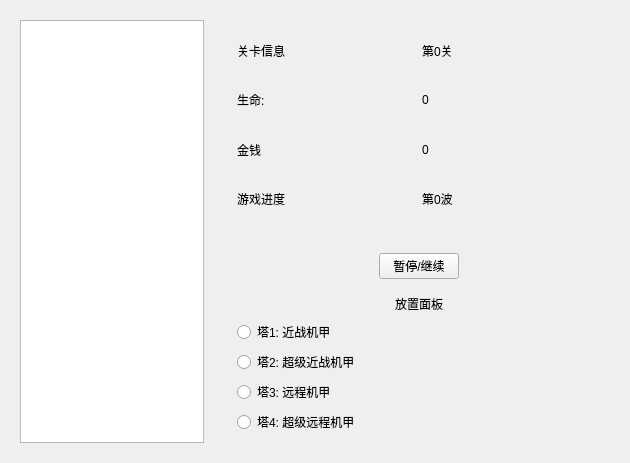
Before: the Qt Designer form TowerDefense/gamewindow.ui in yunzinan/TowerDefense, drawn with Qt 5.
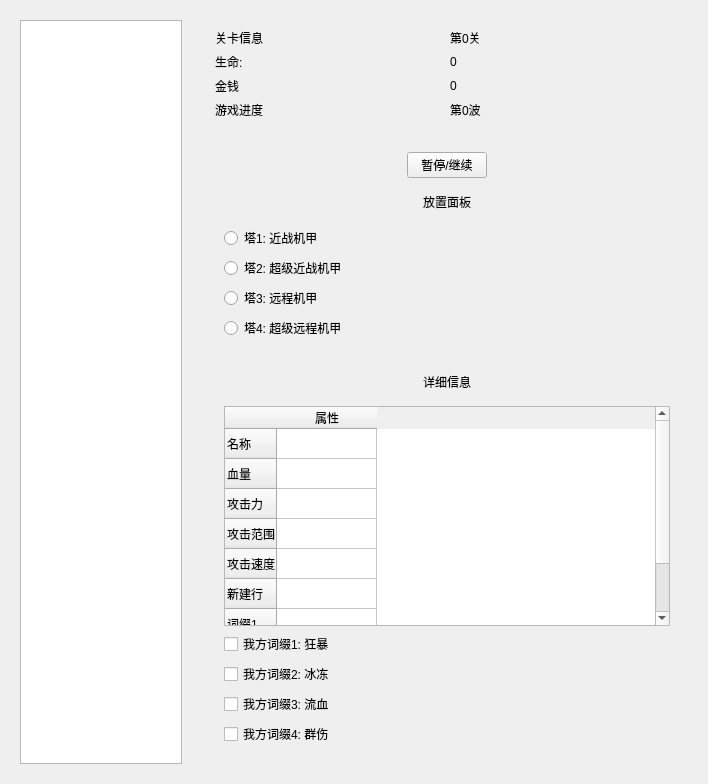
After: the same form once the commit is applied.

```diff
--- a/TowerDefense/gamewindow.ui
+++ b/TowerDefense/gamewindow.ui
@@ -6,19 +6,28 @@
    <rect>
     <x>0</x>
     <y>0</y>
-    <width>630</width>
-    <height>463</height>
+    <width>708</width>
+    <height>748</height>
    </rect>
   </property>
   <property name="windowTitle">
    <string>Form</string>
   </property>
   <layout class="QGridLayout" name="gridLayout_2">
+   <item row="0" column="0">
+    <widget class="QWidget" name="w_mainScene" native="true">
+     <layout class="QVBoxLayout" name="verticalLayout">
+      <item>
+       <widget class="QGraphicsView" name="graphicsView"/>
+      </item>
+     </layout>
+    </widget>
+   </item>
    <item row="0" column="1">
     <widget class="QWidget" name="widget_2" native="true">
      <property name="minimumSize">
       <size>
-       <width>400</width>
+       <width>500</width>
        <height>0</height>
       </size>
      </property>
@@ -31,6 +40,12 @@
      <layout class="QVBoxLayout" name="verticalLayout_2">
       <item>
        <widget class="QWidget" name="widget" native="true">
+        <property name="maximumSize">
+         <size>
+          <width>16777215</width>
+          <height>400</height>
+         </size>
+        </property>
         <layout class="QGridLayout" name="gridLayout">
          <item row="3" column="1">
           <widget class="QLabel" name="l_progress">
@@ -39,6 +54,27 @@
            </property>
           </widget>
          </item>
+         <item row="1" column="1">
+          <widget class="QLabel" name="l_hp">
+           <property name="text">
+            <string>0</string>
+           </property>
+          </widget>
+         </item>
+         <item row="1" column="0">
+          <widget class="QLabel" name="label_2">
+           <property name="text">
+            <string>生命:</string>
+           </property>
+          </widget>
+         </item>
+         <item row="2" column="0">
+          <widget class="QLabel" name="label_4">
+           <property name="text">
+            <string>金钱</string>
+           </property>
+          </widget>
+         </item>
          <item row="2" column="1">
           <widget class="QLabel" name="l_money">
            <property name="text">
@@ -53,13 +89,6 @@
            </property>
           </widget>
          </item>
-         <item row="2" column="0">
-          <widget class="QLabel" name="label_4">
-           <property name="text">
-            <string>金钱</string>
-           </property>
-          </widget>
-         </item>
          <item row="0" column="0">
           <widget class="QLabel" name="label">
            <property name="text">
@@ -67,13 +96,6 @@
            </property>
           </widget>
          </item>
-         <item row="1" column="0">
-          <widget class="QLabel" name="label_2">
-           <property name="text">
-            <string>生命:</string>
-           </property>
-          </widget>
-         </item>
          <item row="0" column="1">
           <widget class="QLabel" name="l_level">
            <property name="text">
@@ -81,28 +103,36 @@
            </property>
           </widget>
          </item>
-         <item row="1" column="1">
-          <widget class="QLabel" name="l_hp">
-           <property name="text">
-            <string>0</string>
-           </property>
-          </widget>
-         </item>
         </layout>
        </widget>
       </item>
       <item>
        <widget class="QWidget" name="widget_3" native="true">
         <layout class="QGridLayout" name="gridLayout_4">
-         <item row="2" column="0">
-          <widget class="QRadioButton" name="radioButton_1">
+         <item row="1" column="0">
+          <widget class="QLabel" name="label_5">
+           <property name="maximumSize">
+            <size>
+             <width>16777215</width>
+             <height>40</height>
+            </size>
+           </property>
            <property name="text">
-            <string>塔1: 近战机甲</string>
+            <string>放置面板</string>
+           </property>
+           <property name="alignment">
+            <set>Qt::AlignCenter</set>
            </property>
           </widget>
          </item>
          <item row="0" column="0">
           <widget class="QWidget" name="widget_4" native="true">
+           <property name="maximumSize">
+            <size>
+             <width>16777215</width>
+             <height>200</height>
+            </size>
+           </property>
            <layout class="QHBoxLayout" name="horizontalLayout">
             <item>
              <spacer name="horizontalSpacer">
@@ -140,48 +170,159 @@
            </layout>
           </widget>
          </item>
-         <item row="3" column="0">
-          <widget class="QRadioButton" name="radioButton_2">
-           <property name="text">
-            <string>塔2: 超级近战机甲</string>
+         <item row="2" column="0">
+          <widget class="QWidget" name="widget_5" native="true">
+           <property name="maximumSize">
+            <size>
+             <width>16777215</width>
+             <height>400</height>
+            </size>
            </property>
-          </widget>
-         </item>
-         <item row="1" column="0">
-          <widget class="QLabel" name="label_5">
-           <property name="text">
-            <string>放置面板</string>
-           </property>
-           <property name="alignment">
-            <set>Qt::AlignCenter</set>
-           </property>
-          </widget>
-         </item>
-         <item row="5" column="0">
-          <widget class="QRadioButton" name="radioButton_3">
-           <property name="text">
-            <string>塔3: 远程机甲</string>
-           </property>
-          </widget>
-         </item>
-         <item row="6" column="0">
-          <widget class="QRadioButton" name="radioButton_4">
-           <property name="text">
-            <string>塔4: 超级远程机甲</string>
-           </property>
+           <layout class="QVBoxLayout" name="verticalLayout_4">
+            <item>
+             <widget class="QRadioButton" name="radioButton_1">
+              <property name="text">
+               <string>塔1: 近战机甲</string>
+              </property>
+             </widget>
+            </item>
+            <item>
+             <widget class="QRadioButton" name="radioButton_2">
+              <property name="text">
+               <string>塔2: 超级近战机甲</string>
+              </property>
+             </widget>
+            </item>
+            <item>
+             <widget class="QRadioButton" name="radioButton_3">
+              <property name="text">
+               <string>塔3: 远程机甲</string>
+              </property>
+             </widget>
+            </item>
+            <item>
+             <widget class="QRadioButton" name="radioButton_4">
+              <property name="text">
+               <string>塔4: 超级远程机甲</string>
+              </property>
+             </widget>
+            </item>
+           </layout>
           </widget>
          </item>
         </layout>
        </widget>
       </item>
-     </layout>
-    </widget>
-   </item>
-   <item row="0" column="0">
-    <widget class="QWidget" name="w_mainScene" native="true">
-     <layout class="QVBoxLayout" name="verticalLayout">
       <item>
-       <widget class="QGraphicsView" name="graphicsView"/>
+       <widget class="QWidget" name="widget_6" native="true">
+        <property name="minimumSize">
+         <size>
+          <width>0</width>
+          <height>400</height>
+         </size>
+        </property>
+        <layout class="QVBoxLayout" name="verticalLayout_3">
+         <item>
+          <widget class="QLabel" name="label_6">
+           <property name="maximumSize">
+            <size>
+             <width>16777215</width>
+             <height>40</height>
+            </size>
+           </property>
+           <property name="text">
+            <string>详细信息</string>
+           </property>
+           <property name="alignment">
+            <set>Qt::AlignCenter</set>
+           </property>
+          </widget>
+         </item>
+         <item>
+          <widget class="QWidget" name="widget_7" native="true">
+           <layout class="QVBoxLayout" name="verticalLayout_5">
+            <item>
+             <widget class="QTableWidget" name="tableWidget">
+              <row>
+               <property name="text">
+                <string>名称</string>
+               </property>
+              </row>
+              <row>
+               <property name="text">
+                <string>血量</string>
+               </property>
+              </row>
+              <row>
+               <property name="text">
+                <string>攻击力</string>
+               </property>
+              </row>
+              <row>
+               <property name="text">
+                <string>攻击范围</string>
+               </property>
+              </row>
+              <row>
+               <property name="text">
+                <string>攻击速度</string>
+               </property>
+              </row>
+              <row>
+               <property name="text">
+                <string>新建行</string>
+               </property>
+              </row>
+              <row>
+               <property name="text">
+                <string>词缀1</string>
+               </property>
+              </row>
+              <row>
+               <property name="text">
+                <string>词缀2</string>
+               </property>
+              </row>
+              <column>
+               <property name="text">
+                <string>属性</string>
+               </property>
+              </column>
+             </widget>
+            </item>
+            <item>
+             <widget class="QCheckBox" name="checkBox">
+              <property name="text">
+               <string>我方词缀1: 狂暴</string>
+              </property>
+             </widget>
+            </item>
+            <item>
+             <widget class="QCheckBox" name="checkBox_2">
+              <property name="text">
+               <string>我方词缀2: 冰冻</string>
+              </property>
+             </widget>
+            </item>
+            <item>
+             <widget class="QCheckBox" name="checkBox_3">
+              <property name="text">
+               <string>我方词缀3: 流血</string>
+              </property>
+             </widget>
+            </item>
+            <item>
+             <widget class="QCheckBox" name="checkBox_4">
+              <property name="text">
+               <string>我方词缀4: 群伤</string>
+              </property>
+             </widget>
+            </item>
+           </layout>
+          </widget>
+         </item>
+        </layout>
+       </widget>
       </item>
      </layout>
     </widget>
```
